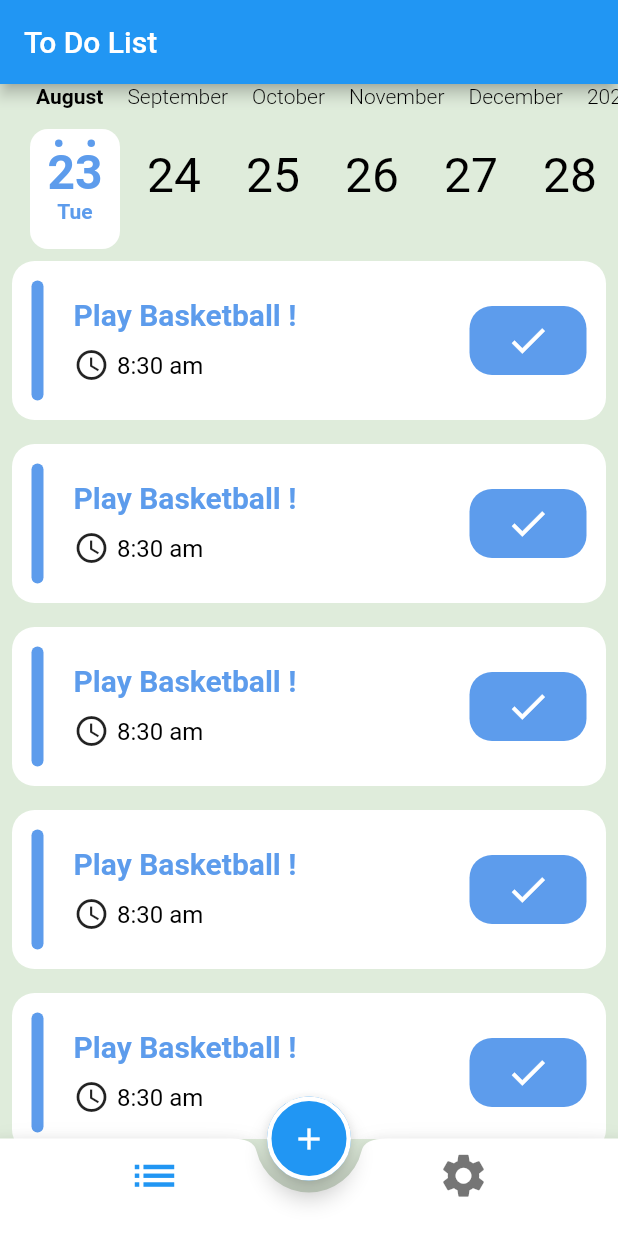
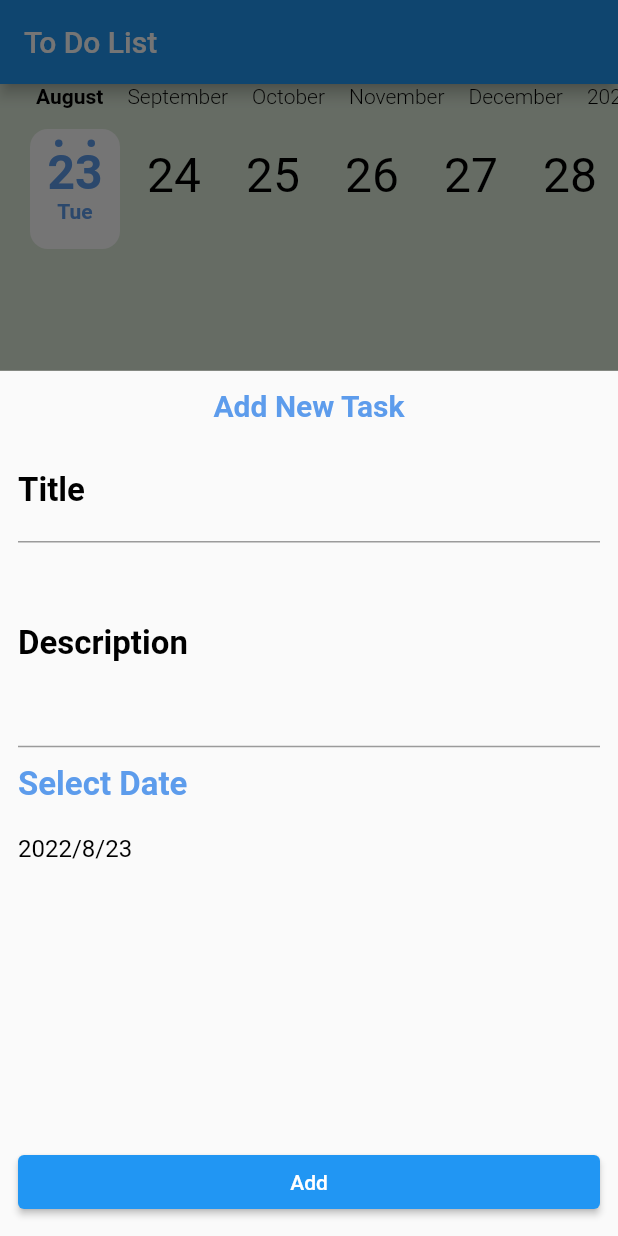
Before and after one commit to EsraaHass/ToDo_app, a Flutter app: the screen it shows after launch, after a tap on the "add" icon, on a phone screen of 412 x 824 dp. Run offline on Flutter 3.47's test engine with Material 2 defaults, Android fonts, the phone set to English and light mode, and no system bars; drawn by our look-alikes of calendar_timeline, flutter_slidable; our stand-ins replace cloud_firestore, firebase_core; accounts and stored records are empty.

Commit message:
add fireStore in app. enable add Task & Delete it. save data offline & online

```diff
--- a/lib/Home/home_screen.dart
+++ b/lib/Home/home_screen.dart
@@ -1,4 +1,5 @@
 import 'package:flutter/material.dart';
+import 'package:todo/Home/list/add_task_bottom-sheet.dart';
 import 'package:todo/Home/list/list_tab.dart';
 import 'package:todo/Home/settings/settings_tab.dart';
 
@@ -20,7 +21,9 @@ class _HomeScreenState extends State<HomeScreen> {
       ),
       floatingActionButtonLocation: FloatingActionButtonLocation.centerDocked,
       floatingActionButton: FloatingActionButton(
-        onPressed: () {},
+        onPressed: () {
+          showAddTaskBottomSheet();
+        },
         child: Icon(Icons.add),
         shape: StadiumBorder(
           side: BorderSide(color: Colors.white, width: 3),
@@ -54,4 +57,13 @@ class _HomeScreenState extends State<HomeScreen> {
   }
 
   var tabs = [List_tab(), Settings_tab()];
+
+  void showAddTaskBottomSheet() {
+    showModalBottomSheet(
+        context: context,
+        builder: (buildContext) {
+          return AddTaskBottomSheet();
+        },
+        isScrollControlled: true);
+  }
 }
--- a/lib/Home/list/Task_body.dart
+++ b/lib/Home/list/Task_body.dart
@@ -1,8 +1,15 @@
 import 'package:flutter/material.dart';
 import 'package:flutter_slidable/flutter_slidable.dart';
+import 'package:todo/database/my_database.dart';
+import 'package:todo/database/task.dart';
+import 'package:todo/dialogDetails.dart';
 import 'package:todo/my_theme.dart';
 
 class Task_Body extends StatelessWidget {
+  Task task;
+
+  Task_Body(this.task);
+
   @override
   Widget build(BuildContext context) {
     return Container(
@@ -13,7 +20,18 @@ class Task_Body extends StatelessWidget {
           children: [
             // A SlidableAction can have an icon and/or a label.
             SlidableAction(
-              onPressed: (_) {},
+              onPressed: (_) {
+                MyDataBase.deleteTask(task).then((value) {
+                  showMassege(context, 'Task Deleted Successfully',
+                      positiveActionName: 'OK', isCancelable: false);
+                }).onError((error, stackTrace) {
+                  showMassege(context, 'SomeThing went wrong, try again later',
+                      positiveActionName: 'Yes', isCancelable: false);
+                }).timeout(Duration(seconds: 5), onTimeout: () {
+                  showMassege(context, 'Task Deleted Locally',
+                      isCancelable: false);
+                });
+              },
               backgroundColor: MyTheme.red,
               foregroundColor: Colors.white,
               icon: Icons.delete,
@@ -45,25 +63,29 @@ class Task_Body extends StatelessWidget {
                   crossAxisAlignment: CrossAxisAlignment.start,
                   children: [
                     Text(
-                      'Play Basketball !',
+                      task.title ?? '',
                       style: Theme.of(context).textTheme.titleMedium,
                     ),
                     SizedBox(
                       height: 10,
                     ),
-                    Row(
-                      mainAxisAlignment: MainAxisAlignment.start,
-                      children: [
-                        Icon(Icons.access_time),
-                        SizedBox(
-                          width: 5,
-                        ),
-                        Text(
-                          '8:30 am',
-                          style: Theme.of(context).textTheme.bodySmall,
-                        ),
-                      ],
-                    )
+                    Text(
+                      task.description ?? '',
+                      style: Theme.of(context).textTheme.bodySmall,
+                    ),
+                    // Row(
+                    //   mainAxisAlignment: MainAxisAlignment.start,
+                    //   children: [
+                    //     Icon(Icons.access_time),
+                    //     SizedBox(
+                    //       width: 5,
+                    //     ),
+                    //     Text(
+                    //       '8:30 am',
+                    //       style: Theme.of(context).textTheme.bodySmall,
+                    //     ),
+                    //   ],
+                    // )
                   ],
                 ),
               ),
--- /dev/null
+++ b/lib/Home/list/add_task_bottom-sheet.dart
@@ -0,0 +1,165 @@
+import 'package:flutter/material.dart';
+import 'package:todo/database/my_database.dart';
+import 'package:todo/database/task.dart';
+import 'package:todo/dialogDetails.dart';
+import 'package:todo/only_date.dart';
+
+class AddTaskBottomSheet extends StatefulWidget {
+  @override
+  State<AddTaskBottomSheet> createState() => _AddTaskBottomSheetState();
+}
+
+class _AddTaskBottomSheetState extends State<AddTaskBottomSheet> {
+  var formKey = GlobalKey<FormState>();
+  var titlecontroller = TextEditingController();
+  var desccontroller = TextEditingController();
+
+  @override
+  Widget build(BuildContext context) {
+    return Container(
+      height: MediaQuery.of(context).size.height * .7,
+      padding: EdgeInsets.all(12),
+      child: Form(
+        key: formKey,
+        child: Column(
+          mainAxisAlignment: MainAxisAlignment.spaceBetween,
+          crossAxisAlignment: CrossAxisAlignment.stretch,
+          children: [
+            Column(
+              crossAxisAlignment: CrossAxisAlignment.stretch,
+              children: [
+                Text(
+                  'Add New Task',
+                  textAlign: TextAlign.center,
+                  style: Theme.of(context).textTheme.titleMedium,
+                ),
+                SizedBox(
+                  height: 12,
+                ),
+                TextFormField(
+                  controller: titlecontroller,
+                  validator: (text) {
+                    if (text == null || text.trim().isEmpty) {
+                      return 'Please Enter Title !';
+                    }
+                    return null;
+                  },
+                  decoration: InputDecoration(
+                    labelText: 'Title',
+                    labelStyle: Theme.of(context)
+                        .textTheme
+                        .titleMedium
+                        ?.copyWith(color: Colors.black, fontSize: 22),
+                  ),
+                ),
+                TextFormField(
+                  controller: desccontroller,
+                  maxLines: 4,
+                  minLines: 4,
+                  validator: (text) {
+                    if (text == null || text.trim().isEmpty) {
+                      return 'Please Enter Description!';
+                    }
+                    return null;
+                  },
+                  decoration: InputDecoration(
+                    labelText: 'Description',
+                    labelStyle: Theme.of(context)
+                        .textTheme
+                        .titleMedium
+                        ?.copyWith(color: Colors.black, fontSize: 22),
+                  ),
+                ),
+                SizedBox(
+                  height: 12,
+                ),
+                Text(
+                  'Select Date',
+                  style: Theme.of(context)
+                      .textTheme
+                      .titleMedium
+                      ?.copyWith(fontSize: 22),
+                ),
+                SizedBox(
+                  height: 8,
+                ),
+                InkWell(
+                  onTap: () {
+                    selectedDatePicker();
+                  },
+                  child: Padding(
+                    padding: const EdgeInsets.symmetric(vertical: 12),
+                    child: Text(
+                      '${selectedDate.year}/${selectedDate.month}/${selectedDate.day}',
+                      style: Theme.of(context).textTheme.bodySmall,
+                    ),
+                  ),
+                ),
+                SizedBox(
+                  height: 12,
+                ),
+              ],
+            ),
+            ElevatedButton(
+              onPressed: () {
+                addNewTask();
+              },
+              child: Text('Add'),
+            ),
+          ],
+        ),
+      ),
+    );
+  }
+
+  void addNewTask() {
+    if (formKey.currentState?.validate() == true) {
+      String title = titlecontroller.text;
+      String desc = desccontroller.text;
+      Task task = Task(
+          title: title,
+          description: desc,
+          dataTime: dateOnly(selectedDate),
+          isDone: false);
+      showLoadingDialog(context, 'Loading...');
+      MyDataBase.addTask(task).then((value) {
+        // called when future is complete
+        // show message
+        hideLoadingDialog(context);
+        return showMassege(context, 'Task Added Successfully',
+            positiveActionName: 'YES', positiveAction: () {
+          Navigator.pop(context);
+        }, isCancelable: false);
+      }).onError((error, stackTrace) {
+        // called when future is complete
+        // show message
+        return showMassege(context, 'SomeThing went wrong, try again late',
+            positiveActionName: 'Yes', positiveAction: () {
+          Navigator.pop(context);
+        }, isCancelable: false);
+      }).timeout(Duration(seconds: 5), onTimeout: () {
+        // called when future is complete
+        // show message
+        return showMassege(context, 'Task Added Locally',
+            positiveActionName: 'Go', positiveAction: () {
+          Navigator.pop(context);
+        }, isCancelable: false);
+      });
+    }
+  }
+
+  DateTime selectedDate = DateTime.now();
+
+  void selectedDatePicker() async {
+    DateTime? date = await showDatePicker(
+      context: context,
+      initialDate: selectedDate,
+      firstDate: DateTime.now(),
+      lastDate: DateTime.now().add(Duration(days: 365)),
+    );
+    if (date != null) {
+      selectedDate = date;
+      setState(() {});
+    }
+  }
+}
--- a/lib/Home/list/list_tab.dart
+++ b/lib/Home/list/list_tab.dart
@@ -1,8 +1,18 @@
 import 'package:calendar_timeline/calendar_timeline.dart';
+import 'package:cloud_firestore/cloud_firestore.dart';
 import 'package:flutter/material.dart';
 import 'package:todo/Home/list/Task_body.dart';
+import 'package:todo/database/my_database.dart';
+import 'package:todo/database/task.dart';
 
-class List_tab extends StatelessWidget {
+class List_tab extends StatefulWidget {
+  @override
+  State<List_tab> createState() => _List_tabState();
+}
+
+class _List_tabState extends State<List_tab> {
+  DateTime selectedDate = DateTime.now();
+
   @override
   Widget build(BuildContext context) {
     return Container(
@@ -10,11 +20,15 @@ class List_tab extends StatelessWidget {
         children: [
           CalendarTimeline(
             showYears: true,
-            initialDate: DateTime.now(),
+            initialDate: selectedDate,
             firstDate: DateTime.now().subtract(Duration(days: 365)),
             lastDate: DateTime.now().add(Duration(days: 365)),
             onDateSelected: (date) {
               // on user choose new date
+              if (date == null) return;
+              setState(() {
+                selectedDate = date;
+              });
             },
             leftMargin: 20,
             monthColor: Colors.black,
@@ -25,13 +39,29 @@ class List_tab extends StatelessWidget {
             selectableDayPredicate: (date) => true,
           ),
           Expanded(
-            child: ListView.builder(
-              itemBuilder: (_, index) {
-                return Task_Body();
-              },
-              itemCount: 20,
-            ),
-          ),
+              child: StreamBuilder<QuerySnapshot<Task>>(
+            stream: MyDataBase.listenForTaskRealDataUpdates(selectedDate),
+            builder: (buildContext, snapshot) {
+              if (snapshot.hasError) {
+                // execute if has errors
+                return Text('Error Loading Data, Please try again later');
+              } else if (snapshot.connectionState == ConnectionState.waiting) {
+                // execute if data is loading
+                return const Center(
+                  child: CircularProgressIndicator(),
+                );
+              }
+              // execute if snapshot has data
+              var data =
+                  snapshot.data?.docs.map((element) => element.data()).toList();
+              return ListView.builder(
+                itemBuilder: (context, index) {
+                  return Task_Body(data[index]);
+                },
+                itemCount: data!.length,
+              );
+            },
+          )),
         ],
       ),
     );
--- /dev/null
+++ b/lib/database/my_database.dart
@@ -0,0 +1,58 @@
+import 'package:cloud_firestore/cloud_firestore.dart';
+import 'package:todo/database/task.dart';
+import 'package:todo/only_date.dart';
+
+class MyDataBase {
+  static CollectionReference<Task> getTaskesCollection() {
+    return FirebaseFirestore.instance
+        .collection(Task.collectionName)
+        .withConverter<Task>(fromFirestore: (snapshot, options) {
+      return Task.fromFireStore(snapshot.data()!);
+    }, toFirestore: (task, options) {
+      return task.toFireStore();
+    });
+  }
+
+  static Future<void> addTask(Task task) {
+    var taskesCollection = getTaskesCollection();
+    var taskDocs =
+        taskesCollection.doc(); // create new document with auto id in firebase
+    task.id = taskDocs.id;
+    return taskDocs.set(task);
+  }
+
+  static Future<QuerySnapshot<Task>> getAllTaskes(DateTime selectedDate) async {
+    return await getTaskesCollection()
+        .where('dataTime',
+            isEqualTo: dateOnly(selectedDate).millisecondsSinceEpoch)
+        .get();
+  }
+
+  static Stream<QuerySnapshot<Task>> listenForTaskRealDataUpdates(
+      DateTime selectedDate) {
+    // use to listen For Task Real Data Updates such as delete or add
+    return getTaskesCollection()
+        .where('dataTime',
+            isEqualTo: dateOnly(selectedDate).millisecondsSinceEpoch)
+        .snapshots();
+  }
+
+  static Future<void> deleteTask(Task task) async {
+    var snapshot = await getTaskesCollection().doc(task.id);
+    return snapshot.delete();
+  }
+}
+/*
+// this code use to get data from firestore once without any updates for delete or ...
+so we receive this code by listenForTaskRealDataUpdates because this listen for any updates
+
+ static Future<List<Task>> getAllTaskes()async{
+   var query =await getTaskesCollection().get();
+   List<Task> tasks =query.docs.map((e) => e.data()).toList();
+   return tasks ;
+    // type of docs : List<QueryDocumentSnapshot<Task>>
+    // this type must to convert into => List<Task>
+    // map use to convert QueryDocumentSnapshot<Task> to => List<Task>
+    //   List<Task> tasks = querySnapshot.docs.map((element) => element.data()).toList();
+  }
+ */
--- /dev/null
+++ b/lib/database/task.dart
@@ -0,0 +1,39 @@
+class Task {
+  static const String collectionName = 'task';
+  String? id;
+
+  String? title;
+
+  String? description;
+
+  DateTime? dataTime;
+
+  bool? isDone;
+
+  Task({
+    this.id,
+    this.title,
+    this.description,
+    this.dataTime,
+    this.isDone,
+  });
+
+  Task.fromFireStore(Map<String, dynamic> data)
+      : this(
+          id: data['id'],
+          title: data['title'],
+          description: data['description'],
+          dataTime: DateTime.fromMillisecondsSinceEpoch(data['dataTime']),
+          isDone: data['isDone'],
+        );
+
+  Map<String, dynamic> toFireStore() {
+    return {
+      'id': id,
+      'title': title,
+      'description': description,
+      'dataTime': dataTime?.millisecondsSinceEpoch,
+      'isDone': isDone,
+    };
+  }
+}
--- a/lib/main.dart
+++ b/lib/main.dart
@@ -1,8 +1,15 @@
+import 'package:firebase_core/firebase_core.dart';
 import 'package:flutter/material.dart';
 import 'package:todo/Home/home_screen.dart';
 import 'package:todo/my_theme.dart';
 
-void main() {
+import 'firebase_options.dart';
+
+void main() async {
+  WidgetsFlutterBinding.ensureInitialized();
+  await Firebase.initializeApp(
+    options: DefaultFirebaseOptions.currentPlatform,
+  );
   runApp(MyApp());
 }
 
@@ -10,6 +17,7 @@ class MyApp extends StatelessWidget {
   @override
   Widget build(BuildContext context) {
     return MaterialApp(
+      debugShowCheckedModeBanner: false,
       initialRoute: HomeScreen.routeName,
       routes: {HomeScreen.routeName: (_) => HomeScreen()},
       theme: MyTheme.lightTheme,
--- a/lib/my_theme.dart
+++ b/lib/my_theme.dart
@@ -19,6 +19,8 @@ class MyTheme {
       textTheme: TextTheme(
         titleMedium: TextStyle(
             color: lightPrimary, fontSize: 20, fontWeight: FontWeight.bold),
+        titleSmall: TextStyle(
+            color: lightPrimary, fontSize: 18, fontWeight: FontWeight.bold),
         bodySmall: TextStyle(
           color: Colors.black,
           fontSize: 16,
--- /dev/null
+++ b/lib/only_date.dart
@@ -0,0 +1,5 @@
+// this function is used to extract only date from dateTime
+// is used to ignore time anf retuen date
+DateTime dateOnly(DateTime dateTime) {
+  return DateTime(dateTime.year, dateTime.month, dateTime.day);
+}
--- a/pubspec.yaml
+++ b/pubspec.yaml
@@ -37,6 +37,8 @@ dependencies:
   # The following adds the Cupertino Icons font to your application.
   # Use with the CupertinoIcons class for iOS style icons.
   cupertino_icons: ^1.0.2
+  firebase_core: ^1.21.0
+  cloud_firestore: ^3.4.5
 
 dev_dependencies:
   flutter_test:
```
Also changed, not shown: lib/dialogDetails.dart (added, +72 -0 lines), lib/firebase_options.dart (added), pubspec.lock, 4 other files.
